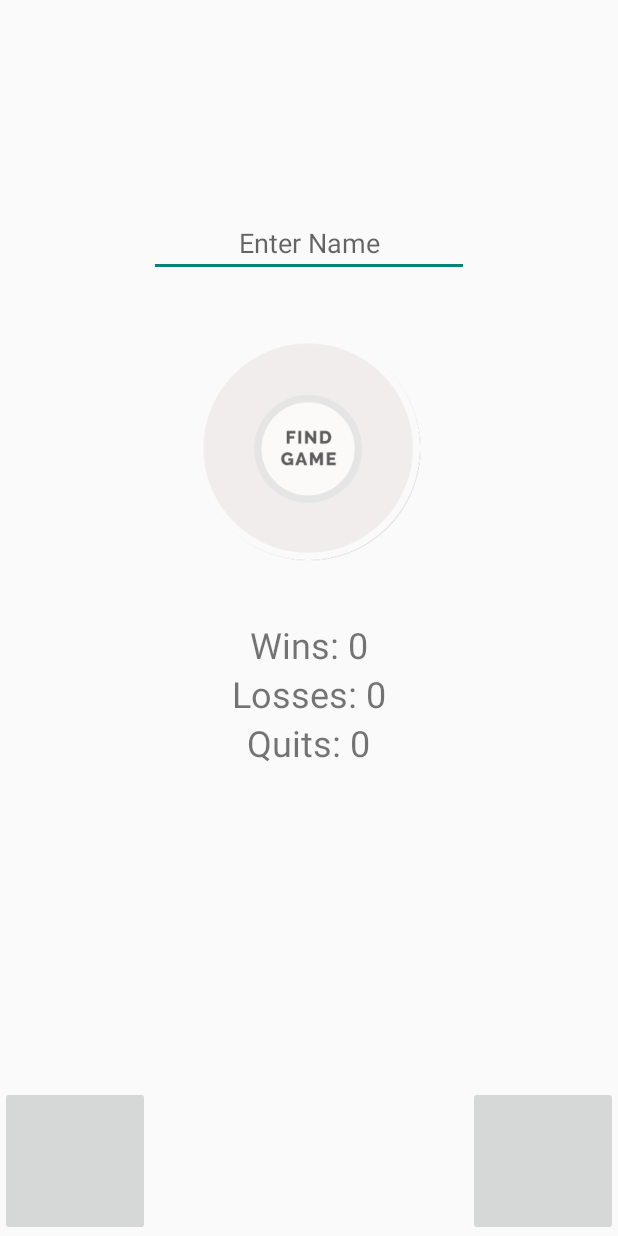
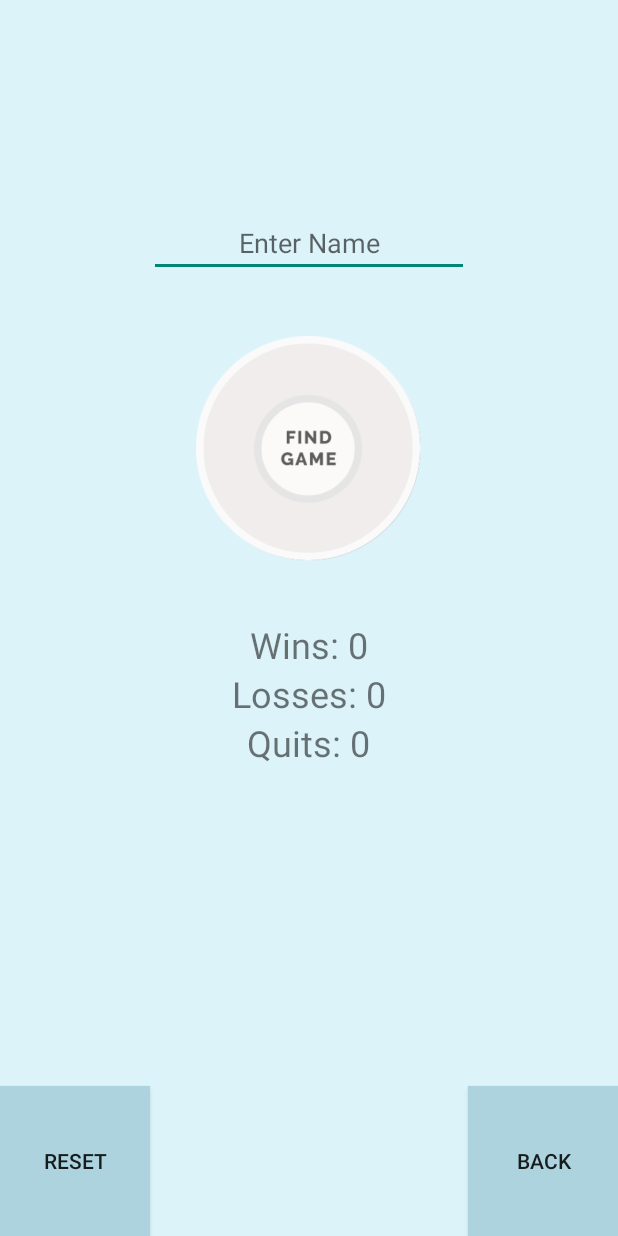
Before and after one commit to JTheJackal/DraughtsOnline, an Android app: the titleScreen screen opened directly, with no data from a screen before it, on a phone screen of 412 x 824 dp. Run offline under Robolectric (Android 15) with nearby library versions, the phone set to English and light mode, and no system bars; libraries missing offline, so code that uses them is left out: com.firebase.client; 2 statements that could not run were skipped.

```diff
--- a/app/src/main/java/com/example/b00189991/draughtsonline/titleScreen.java
+++ b/app/src/main/java/com/example/b00189991/draughtsonline/titleScreen.java
@@ -8,6 +8,7 @@ import android.os.Bundle;
 import android.view.Menu;
 import android.view.MenuItem;
 import android.view.View;
+import android.widget.Button;
 import android.widget.EditText;
 import android.widget.ImageButton;
 import android.widget.TextView;
@@ -20,8 +21,8 @@ import org.w3c.dom.Text;
 public class titleScreen extends Activity implements View.OnClickListener{
 
     ImageButton findBTN;
-    ImageButton resetBTN;
-    ImageButton quitBTN;
+    Button resetBTN;
+    Button quitBTN;
     EditText nameTXT;
     TextView winsText;
     TextView lossText;
@@ -42,8 +43,8 @@ public class titleScreen extends Activity implements View.OnClickListener{
 
         //Attach the elements to variables.
         findBTN = (ImageButton)findViewById(R.id.findBTN);
-        resetBTN = (ImageButton)findViewById(R.id.resetBTN);
-        quitBTN = (ImageButton)findViewById(R.id.quitBTN);
+        resetBTN = (Button)findViewById(R.id.resetBTN);
+        quitBTN = (Button)findViewById(R.id.quitBTN);
         nameTXT = (EditText)findViewById(R.id.nameTXT);
 
         winsText = (TextView)findViewById(R.id.winsTXT);
--- a/app/src/main/res/layout/activity_title_screen.xml
+++ b/app/src/main/res/layout/activity_title_screen.xml
@@ -8,90 +8,96 @@
 
     <RelativeLayout
         android:layout_width="fill_parent"
-        android:layout_height="fill_parent">
+        android:layout_height="fill_parent"
+        android:background="#ddf3fa">
+
 
         <ImageView
+            android:id="@+id/imageView"
             android:layout_width="fill_parent"
             android:layout_height="100dp"
-            android:id="@+id/imageView"
             android:layout_alignParentTop="true"
             android:layout_centerHorizontal="true" />
 
         <EditText
+            android:id="@+id/nameTXT"
             android:layout_width="wrap_content"
             android:layout_height="wrap_content"
-            android:inputType="textPersonName"
-            android:ems="10"
-            android:id="@+id/nameTXT"
             android:layout_below="@+id/imageView"
             android:layout_centerHorizontal="true"
             android:layout_marginTop="39dp"
+            android:clickable="true"
+            android:ems="10"
+            android:enabled="true"
+            android:gravity="center"
             android:hint="Enter Name"
-            android:gravity="center"
-            android:enabled="true"
-            android:clickable="true"
+            android:inputType="textPersonName"
             android:maxLength="10" />
 
         <ImageButton
+            android:id="@+id/findBTN"
             android:layout_width="150dp"
             android:layout_height="150dp"
-            android:id="@+id/findBTN"
             android:layout_below="@+id/nameTXT"
             android:layout_centerHorizontal="true"
             android:layout_marginTop="39dp"
-            android:clickable="true"
-            android:background="@drawable/findbtn" />
+            android:background="@drawable/findbtn"
+            android:clickable="true" />
 
         <TextView
+            android:id="@+id/winsTXT"
             android:layout_width="wrap_content"
             android:layout_height="wrap_content"
-            android:textAppearance="?android:attr/textAppearanceSmall"
-            android:text="Wins: 0"
-            android:id="@+id/winsTXT"
             android:layout_below="@+id/findBTN"
             android:layout_centerHorizontal="true"
             android:layout_marginTop="39dp"
-            android:textSize="24dp"
-            android:gravity="center" />
+            android:gravity="center"
+            android:text="Wins: 0"
+            android:textAppearance="?android:attr/textAppearanceSmall"
+            android:textSize="24dp" />
 
         <TextView
+            android:id="@+id/lossesTXT"
             android:layout_width="wrap_content"
             android:layout_height="wrap_content"
-            android:textAppearance="?android:attr/textAppearanceSmall"
-            android:text="Losses: 0"
-            android:id="@+id/lossesTXT"
             android:layout_below="@+id/winsTXT"
             android:layout_centerHorizontal="true"
-            android:textSize="24dp"
-            android:gravity="center" />
+            android:gravity="center"
+            android:text="Losses: 0"
+            android:textAppearance="?android:attr/textAppearanceSmall"
+            android:textSize="24dp" />
 
         <TextView
+            android:id="@+id/quitsTXT"
             android:layout_width="wrap_content"
             android:layout_height="wrap_content"
-            android:textAppearance="?android:attr/textAppearanceSmall"
-            android:text="Quits: 0"
-            android:id="@+id/quitsTXT"
             android:layout_below="@+id/lossesTXT"
             android:layout_centerHorizontal="true"
-            android:textSize="24dp"
-            android:gravity="center" />
+            android:gravity="center"
+            android:text="Quits: 0"
+            android:textAppearance="?android:attr/textAppearanceSmall"
+            android:textSize="24dp" />
 
-        <ImageButton
+        <Button
+            android:id="@+id/resetBTN"
             android:layout_width="100dp"
             android:layout_height="100dp"
-            android:id="@+id/resetBTN"
             android:layout_alignParentBottom="true"
             android:layout_alignParentLeft="true"
             android:layout_alignParentStart="true"
+            android:background="@color/button_colored_dark"
+            android:text="Reset"
             android:clickable="true" />
 
-        <ImageButton
+        <Button
+            android:id="@+id/quitBTN"
             android:layout_width="100dp"
             android:layout_height="100dp"
-            android:id="@+id/quitBTN"
             android:layout_alignParentBottom="true"
             android:layout_alignParentRight="true"
             android:layout_alignParentEnd="true"
+            android:background="@color/button_colored_dark"
+            android:text="Back"
             android:clickable="true" />
     </RelativeLayout>
 </LinearLayout>
--- /dev/null
+++ b/app/src/main/res/values/colors.xml
@@ -0,0 +1,5 @@
+<?xml version="1.0" encoding="utf-8"?>
+<resources>
+    <color name="light_blue">#cdeffa</color>
+    <color name="button_colored_dark">#add3df</color>
+</resources>
```
Also changed, not shown: app/src/main/java/com/example/b00189991/draughtsonline/GameView.java (+44 -27 lines), app/src/main/java/com/example/b00189991/draughtsonline/Sprite.java (+17 -0 lines), app/src/main/res/layout/activity_main.xml (+29 -16 lines), app/src/main/res/layout/activity_results_screen.xml (+23 -22 lines), 2 other files.
